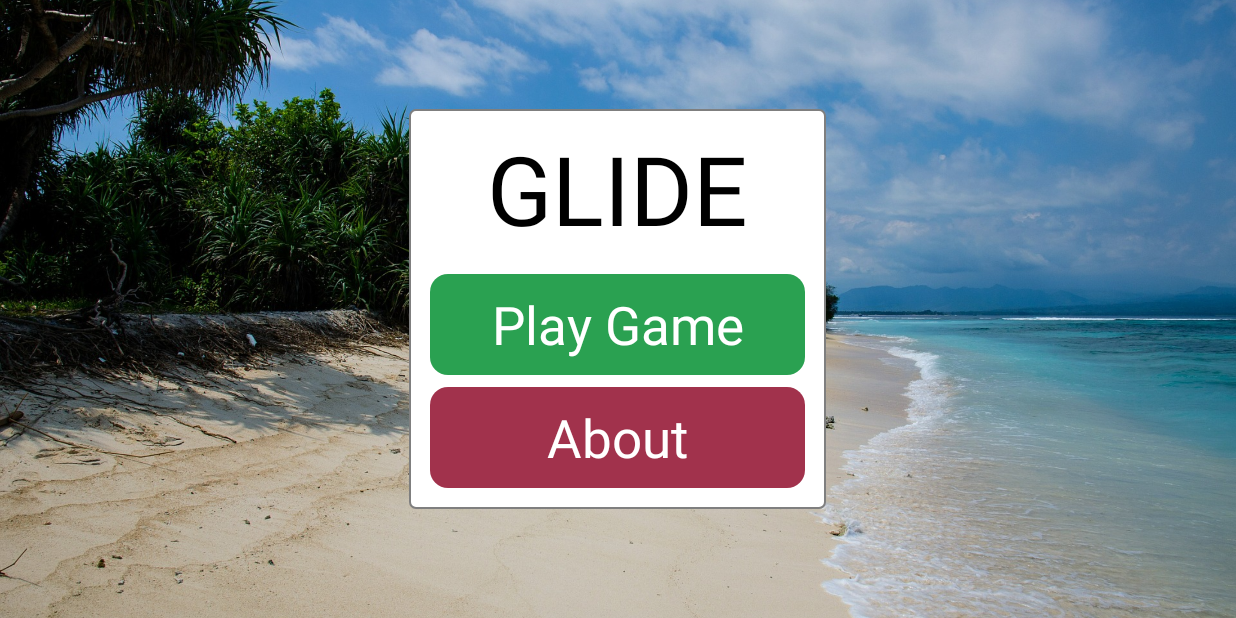
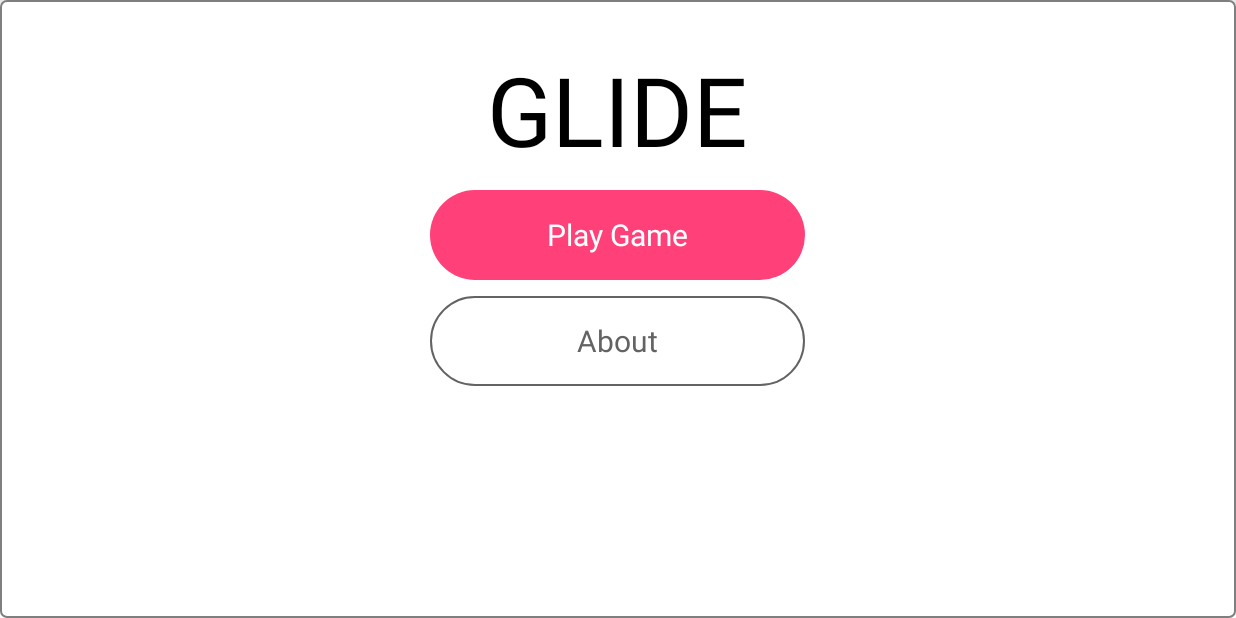
Before and after one commit to liangdrew/Glide, an Android app: the screen it shows after launch (MainActivity), on a phone screen of 824 x 412 dp (held sideways). Run offline under Robolectric (Android 15) with nearby library versions, the phone set to English and light mode, and no system bars.

Commit message:
Redesign MainActivity, clean up overall UX

```diff
--- a/app/src/main/java/com/andrewliang/glide/Food.java
+++ b/app/src/main/java/com/andrewliang/glide/Food.java
@@ -23,7 +23,20 @@ class Food
         this.speed = speed;
         this.foodRadius = radius;
         this.foodType = type;
-        int[] FOOD_COLORS = {Color.GREEN, Color.RED};
+
+        Color pinkish = new Color();
+        int pinkishRBG = (int)Long.parseLong("FF4079", 16);
+        int pinkR = (pinkishRBG >> 16) & 0xFF;
+        int pinkG = (pinkishRBG >> 8) & 0xFF;
+        int pinkB = (pinkishRBG) & 0xFF;
+
+        Color greyish = new Color();
+        int greyishRBG = (int)Long.parseLong("636363", 16);
+        int greyR = (greyishRBG >> 16) & 0xFF;
+        int greyG = (greyishRBG >> 8) & 0xFF;
+        int greyB = (greyishRBG) & 0xFF;
+
+        int[] FOOD_COLORS = {pinkish.rgb(pinkR, pinkG, pinkB), greyish.rgb(greyR, greyG, greyB)};
         this.foodColor = FOOD_COLORS[type];
     }
 
--- a/app/src/main/java/com/andrewliang/glide/MainActivity.java
+++ b/app/src/main/java/com/andrewliang/glide/MainActivity.java
@@ -1,8 +1,13 @@
 package com.andrewliang.glide;
 
 import android.app.Activity;
+import android.app.AlertDialog;
+import android.content.Intent;
 import android.media.MediaPlayer;
 import android.os.Bundle;
+import android.view.LayoutInflater;
+import android.view.View;
+import android.view.ViewGroup;
 
 
 public class MainActivity extends Activity {
--- a/app/src/main/res/drawable/about_button_style.xml
+++ b/app/src/main/res/drawable/about_button_style.xml
@@ -1,13 +1,17 @@
 <?xml version="1.0" encoding="utf-8"?>
 <shape xmlns:android="http://schemas.android.com/apk/res/android" android:shape="rectangle" >
     <corners
-        android:radius="12dp"
+        android:radius="50dp"
         />
     <solid
-        android:color="#A1324C"
+        android:color="#FFFFFF"
         />
     <size
-        android:width="250dp"
-        android:height="60dp"
+        android:width="200dp"
+        android:height="45dp"
+        />
+    <stroke
+        android:width="1dp"
+        android:color="#636363"
         />
 </shape>
--- a/app/src/main/res/drawable/play_button_style.xml
+++ b/app/src/main/res/drawable/play_button_style.xml
@@ -1,13 +1,13 @@
 <?xml version="1.0" encoding="utf-8"?>
 <shape xmlns:android="http://schemas.android.com/apk/res/android" android:shape="rectangle" >
     <corners
-        android:radius="12dp"
+        android:radius="50dp"
         />
     <solid
-        android:color="#2AA151"
+        android:color="#FF4079"
         />
     <size
-        android:width="250dp"
-        android:height="60dp"
+        android:width="200dp"
+        android:height="45dp"
         />
 </shape>
--- a/app/src/main/res/layout/activity_main.xml
+++ b/app/src/main/res/layout/activity_main.xml
@@ -6,17 +6,11 @@
     android:clipChildren="false"
     tools:context=".MainActivity">
 
-    <ImageView
-        android:layout_width="match_parent"
-        android:layout_height="match_parent"
-        android:scaleType="centerCrop"
-        android:src="@drawable/sandy_beach"/>
-
     <fragment
         android:id="@+id/fragment_main"
         class="com.andrewliang.glide.MainFragment"
-        android:layout_width="wrap_content"
-        android:layout_height="wrap_content"
+        android:layout_width="match_parent"
+        android:layout_height="match_parent"
         tools:layout="@layout/fragment_main"
         android:layout_centerVertical="true"
         android:layout_centerHorizontal="true" />
--- a/app/src/main/res/layout/fragment_main.xml
+++ b/app/src/main/res/layout/fragment_main.xml
@@ -1,5 +1,5 @@
 <?xml version="1.0" encoding="utf-8"?>
-<LinearLayout
+<RelativeLayout
     xmlns:android="http://schemas.android.com/apk/res/android"
     xmlns:tools="http://schemas.android.com/tools"
     android:layout_width="wrap_content"
@@ -12,37 +12,42 @@
     android:layout_gravity="center">
 
     <TextView
+        android:id="@+id/title_text"
         android:layout_width="wrap_content"
         android:layout_height="wrap_content"
         android:layout_marginBottom="@dimen/menu_space"
+        android:layout_marginTop="20dp"
         android:text="@string/app_name"
         android:textAppearance="?android:textAppearanceLarge"
         android:textSize="@dimen/menu_text_size"
         android:layout_gravity="center_horizontal"
+        android:layout_centerHorizontal="true"
         style="@style/Base.Animation.AppCompat.Dialog" />
 
     <Button
         android:id="@+id/play_button"
         android:text="@string/play_game_label"
         android:textColor="#FFFFFF"
-        android:textSize="35sp"
-        android:padding="@dimen/menu_button_padding"
-        android:layout_width="wrap_content"
-        android:layout_height="wrap_content"
-        android:layout_gravity="center"
+        android:textSize="20sp"
+        android:layout_width="250dp"
+        android:layout_height="60dp"
+        android:background="@drawable/play_button_style"
         android:layout_margin="@dimen/menu_button_margin"
-        android:background="@drawable/play_button_style" />
+        android:layout_centerHorizontal="true"
+        android:layout_below="@id/title_text"
+        />
 
     <Button
         android:id="@+id/about_button"
         android:text="@string/about_label"
-        android:textColor="#FFFFFF"
-        android:textSize="35sp"
-        android:padding="@dimen/menu_button_padding"
-        android:layout_width="wrap_content"
-        android:layout_height="wrap_content"
-        android:layout_gravity="center"
+        android:textColor="#636363"
+        android:textSize="20sp"
+        android:layout_width="250dp"
+        android:layout_height="60dp"
+        android:background="@drawable/about_button_style"
         android:layout_margin="@dimen/menu_button_margin"
-        android:background="@drawable/about_button_style" />
+        android:layout_below="@id/play_button"
+        android:layout_centerHorizontal="true"
+        />
 
-</LinearLayout>
+</RelativeLayout>
--- a/app/src/main/res/values/colors.xml
+++ b/app/src/main/res/values/colors.xml
@@ -5,4 +5,6 @@
     <color name="colorAccent">#FF4081</color>
     <color name="field_color">#ffffff</color>
     <color name="border_color">#7f7f7f</color>
+    <color name="Pinkish">#FF4079</color>
+    <color name="Greyish">#636363</color>
 </resources>
--- a/app/src/main/res/values/dimens.xml
+++ b/app/src/main/res/values/dimens.xml
@@ -5,13 +5,13 @@
     <dimen name="stroke_width">1dp</dimen>
     <dimen name="corner_radius">4dp</dimen>
     <dimen name="menu_padding">10dp</dimen>
-    <dimen name="menu_space">10dp</dimen>
+    <dimen name="menu_space">5dp</dimen>
     <dimen name="menu_text_size">64sp</dimen>
     <dimen name="pause_text_size">60sp</dimen>
     <dimen name="about_title_text_size">50sp</dimen>
     <dimen name="about_text_size">20sp</dimen>
     <dimen name="new_high_score_text_size">30sp</dimen>
-    <dimen name="menu_button_margin">4dp</dimen>
+    <dimen name="menu_button_margin">5dp</dimen>
     <dimen name="menu_button_padding">10dp</dimen>
     <dimen name="control_padding">20dp</dimen>
     <dimen name="drawable_padding">10dp</dimen>
```
Also changed, not shown: app/src/main/res/drawable/sandy_beach.jpg (deleted).
